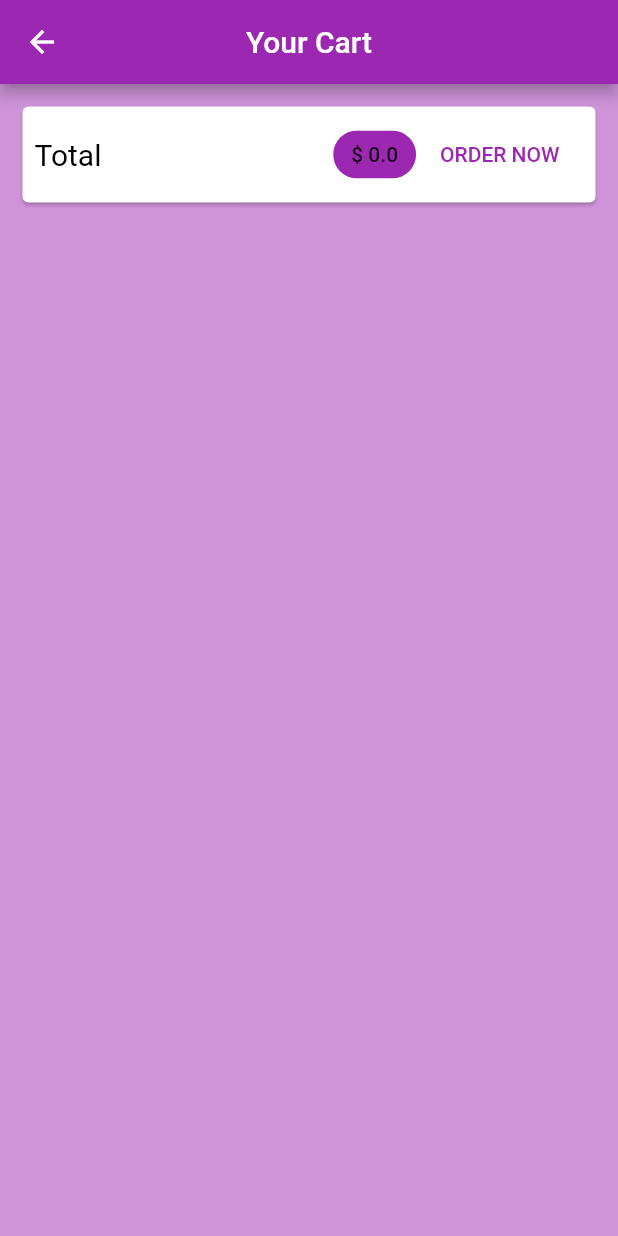
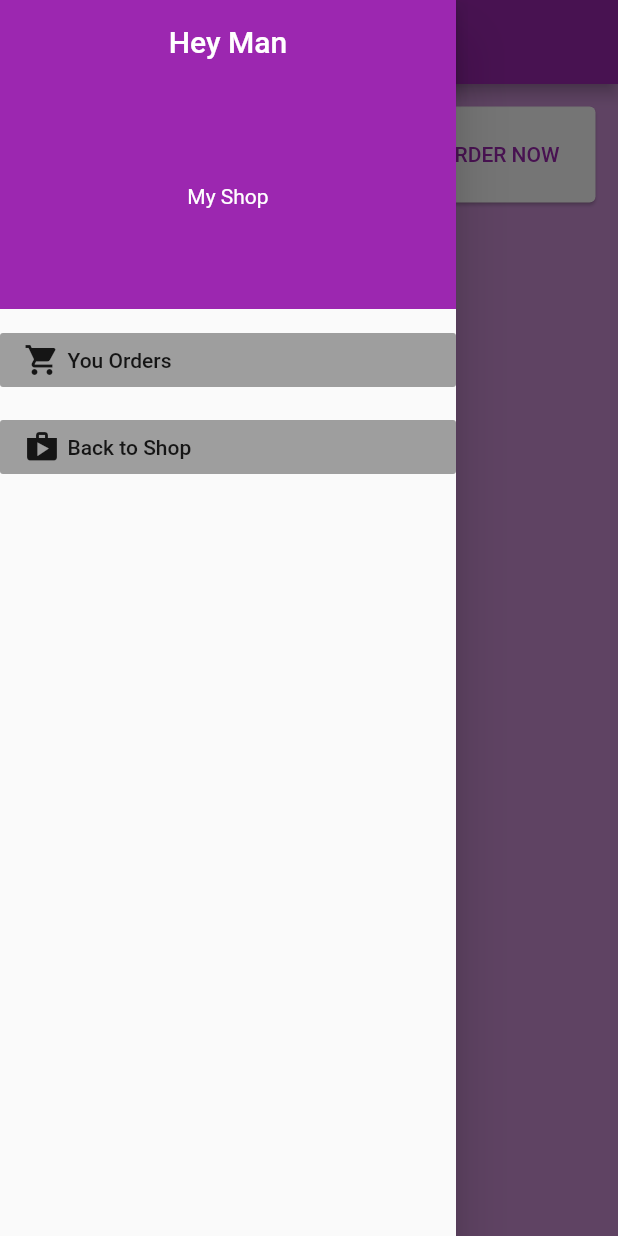
Before and after one commit to devesh0605/flutterStore, a Flutter app: the CartScreen screen opened by its route, with the side drawer open (before the commit the screen has no drawer), on a phone screen of 412 x 824 dp. Run offline on Flutter 3.47's test engine with Material 2 defaults, Android fonts, the phone set to English and light mode, and no system bars; network calls fail.

Commit message:
added orders screen and drawer

```diff
--- a/lib/screens/cart_screen.dart
+++ b/lib/screens/cart_screen.dart
@@ -1,5 +1,7 @@
 import 'package:flutter/material.dart';
 import 'package:flutter_shop/providers/cart.dart';
+import 'package:flutter_shop/providers/orders.dart';
+import 'package:flutter_shop/widgets/custom_drawer.dart';
 import 'package:provider/provider.dart';
 import 'package:flutter_shop/widgets/cart_item.dart' as ci;
 
@@ -8,10 +10,12 @@ class CartScreen extends StatelessWidget {
   @override
   Widget build(BuildContext context) {
     final cartDetails = Provider.of<Cart>(context);
+    final orderDetails = Provider.of<Orders>(context, listen: false);
     return Scaffold(
       appBar: AppBar(
         title: Text('Your Cart'),
       ),
+      drawer: CustomDrawer(),
       body: Column(
         children: <Widget>[
           Card(
@@ -37,7 +41,11 @@ class CartScreen extends StatelessWidget {
                   ),
                   // ignore: deprecated_member_use
                   FlatButton(
-                    onPressed: () {},
+                    onPressed: () {
+                      orderDetails.addOrder(cartDetails.items.values.toList(),
+                          cartDetails.totalAmount);
+                      cartDetails.clearCart();
+                    },
                     child: Text(
                       'ORDER NOW',
                     ),
--- /dev/null
+++ b/lib/screens/orders_screen.dart
@@ -0,0 +1,26 @@
+import 'package:flutter/material.dart';
+import 'package:flutter_shop/providers/orders.dart';
+import 'package:flutter_shop/widgets/custom_drawer.dart';
+import 'package:flutter_shop/widgets/order_item.dart' as oi;
+import 'package:provider/provider.dart';
+
+class OrderScreen extends StatelessWidget {
+  @override
+  Widget build(BuildContext context) {
+    final orderDetails = Provider.of<Orders>(context);
+    return Scaffold(
+      appBar: AppBar(
+        title: Text('Your Orders'),
+      ),
+      drawer: CustomDrawer(),
+      body: ListView.builder(
+        itemCount: orderDetails.orders.length,
+        itemBuilder: (ctx, index) {
+          return oi.OrderItem(
+            order: orderDetails.orders[index],
+          );
+        },
+      ),
+    );
+  }
+}
--- a/lib/screens/product_detail_screen.dart
+++ b/lib/screens/product_detail_screen.dart
@@ -1,5 +1,6 @@
 import 'package:flutter/material.dart';
 import 'package:flutter_shop/providers/products_provider.dart';
+import 'package:flutter_shop/widgets/custom_drawer.dart';
 import 'package:provider/provider.dart';
 
 class ProductDetailScreen extends StatelessWidget {
@@ -21,6 +22,7 @@ class ProductDetailScreen extends StatelessWidget {
       appBar: AppBar(
         title: Text(data.title),
       ),
+      drawer: CustomDrawer(),
       body: SingleChildScrollView(
         child: Column(
           children: [
--- a/lib/screens/products_overview_screen.dart
+++ b/lib/screens/products_overview_screen.dart
@@ -2,6 +2,7 @@ import 'package:flutter/material.dart';
 import 'package:flutter_shop/providers/cart.dart';
 import 'package:flutter_shop/screens/cart_screen.dart';
 import 'package:flutter_shop/widgets/badge.dart';
+import 'package:flutter_shop/widgets/custom_drawer.dart';
 import 'package:flutter_shop/widgets/product_grid.dart';
 import 'package:provider/provider.dart';
 
@@ -65,6 +66,7 @@ class _ProductOverviewScreenState extends State<ProductOverviewScreen> {
           ),
         ],
       ),
+      drawer: CustomDrawer(),
       body: GridViewBuilder(
         showOnlyFavorites: _showOnlyFavorites,
       ),
--- /dev/null
+++ b/lib/widgets/custom_drawer.dart
@@ -0,0 +1,83 @@
+import 'package:flutter/cupertino.dart';
+import 'package:flutter/material.dart';
+import 'package:flutter_shop/screens/orders_screen.dart';
+import 'package:flutter_shop/screens/products_overview_screen.dart';
+
+class CustomDrawer extends StatelessWidget {
+  @override
+  Widget build(BuildContext context) {
+    return Drawer(
+      child: Column(
+        children: [
+          AppBar(
+            title: Text('Hey Man'),
+            automaticallyImplyLeading: false,
+          ),
+          Container(
+            color: Theme.of(context).primaryColor,
+            width: double.infinity,
+            height: 150,
+            child: Center(
+              child: Text(
+                'My Shop',
+                style: TextStyle(color: Colors.white),
+              ),
+            ),
+          ),
+          SizedBox(
+            height: 10,
+          ),
+          FlatButton(
+            color: Colors.grey,
+            onPressed: () {
+              Navigator.pushReplacement(
+                context,
+                CupertinoPageRoute(
+                  builder: (context) {
+                    return OrderScreen();
+                  },
+                ),
+              );
+            },
+            child: Row(
+              //mainAxisAlignment: MainAxisAlignment.center,
+              children: [
+                Icon(Icons.shopping_cart),
+                SizedBox(
+                  width: 5,
+                ),
+                Text('You Orders'),
+              ],
+            ),
+          ),
+          SizedBox(
+            height: 10,
+          ),
+          FlatButton(
+            color: Colors.grey,
+            onPressed: () {
+              Navigator.pushReplacement(
+                context,
+                CupertinoPageRoute(
+                  builder: (context) {
+                    return ProductOverviewScreen();
+                  },
+                ),
+              );
+            },
+            child: Row(
+              //mainAxisAlignment: MainAxisAlignment.center,
+              children: [
+                Icon(Icons.shop),
+                SizedBox(
+                  width: 5,
+                ),
+                Text('Back to Shop'),
+              ],
+            ),
+          )
+        ],
+      ),
+    );
+  }
+}
--- a/pubspec.yaml
+++ b/pubspec.yaml
@@ -29,6 +29,7 @@ dependencies:
   # Use with the CupertinoIcons class for iOS style icons.
   cupertino_icons: ^1.0.2
   provider: ^5.0.0
+  intl: ^0.17.0
 
 dev_dependencies:
   flutter_test:
```
Also changed, not shown: lib/widgets/order_item.dart (added, +28 -0 lines), pubspec.lock.
